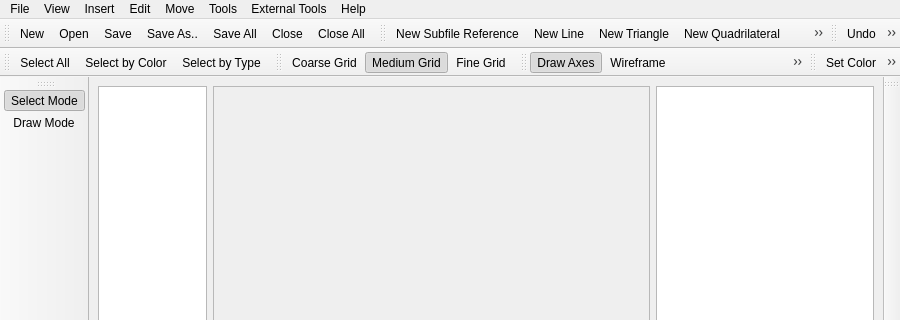
The window that src/ui/ldforge.ui (crimsondusk/ldforge) describes before a commit, drawn with Qt 5; both pictures show x 0 to 900 and y 0 to 320 of the 900 by 600 pixel window.
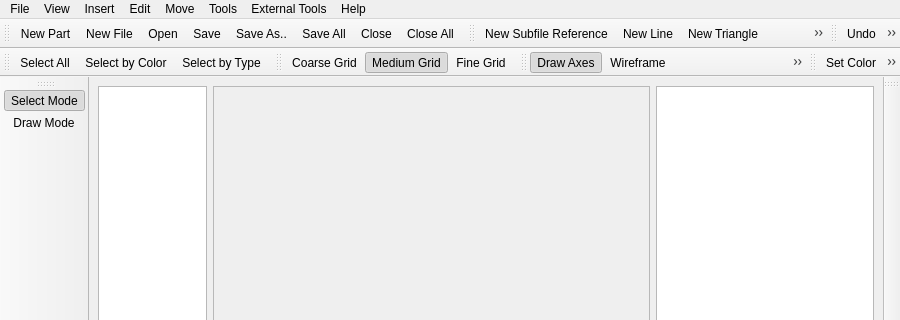
The same window after the commit. Icons and pictures are not drawn.

Commit message: Added an action for creating a new, blank file, improved multi-file stability

The edit to the form file:
```diff
--- a/src/ui/ldforge.ui
+++ b/src/ui/ldforge.ui
@@ -269,6 +269,7 @@
     <bool>false</bool>
    </attribute>
    <addaction name="actionNew"/>
+   <addaction name="actionNewFile"/>
    <addaction name="actionOpen"/>
    <addaction name="actionSave"/>
    <addaction name="actionSaveAs"/>
@@ -405,7 +406,7 @@
      <normaloff>:/icons/brick.png</normaloff>:/icons/brick.png</iconset>
    </property>
    <property name="text">
-    <string>New</string>
+    <string>New Part</string>
    </property>
    <property name="statusTip">
     <string>Create a new part model.</string>
@@ -1246,6 +1247,15 @@
     <string>Close All</string>
    </property>
   </action>
+  <action name="actionNewFile">
+   <property name="icon">
+    <iconset resource="../../ldforge.qrc">
+     <normaloff>:/icons/file-new.png</normaloff>:/icons/file-new.png</iconset>
+   </property>
+   <property name="text">
+    <string>New File</string>
+   </property>
+  </action>
  </widget>
  <resources>
   <include location="../../ldforge.qrc"/>
```
Left out of the diff: 3 changed lines with no effect on the pictures. The commit also changes 5 other files.
